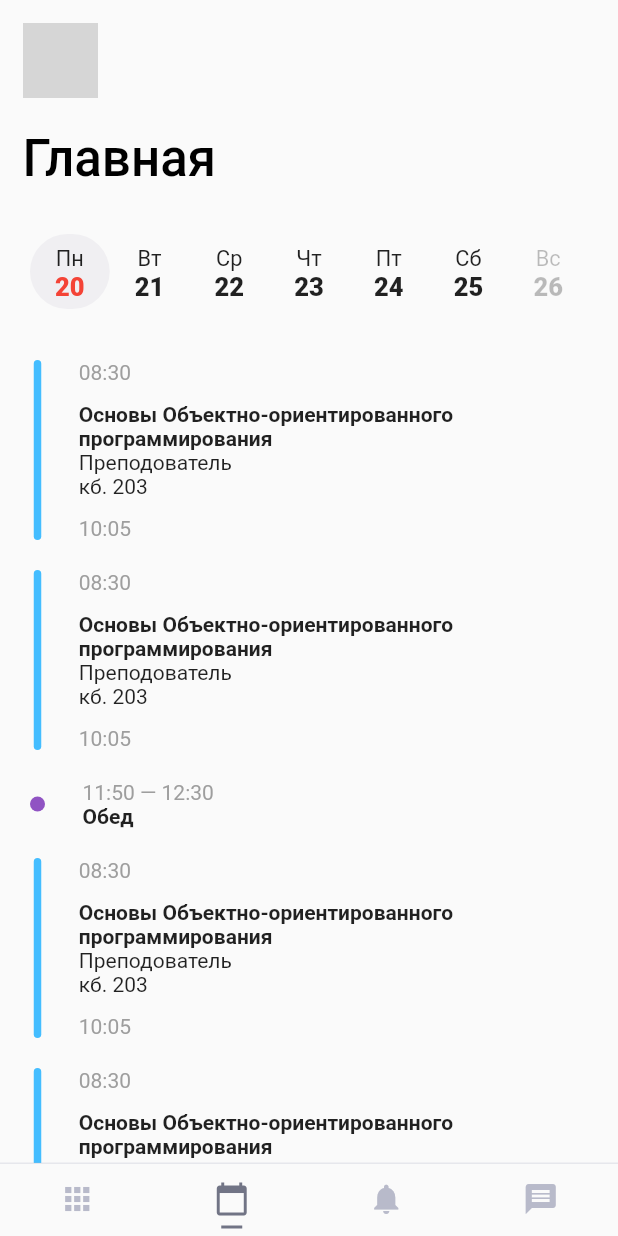
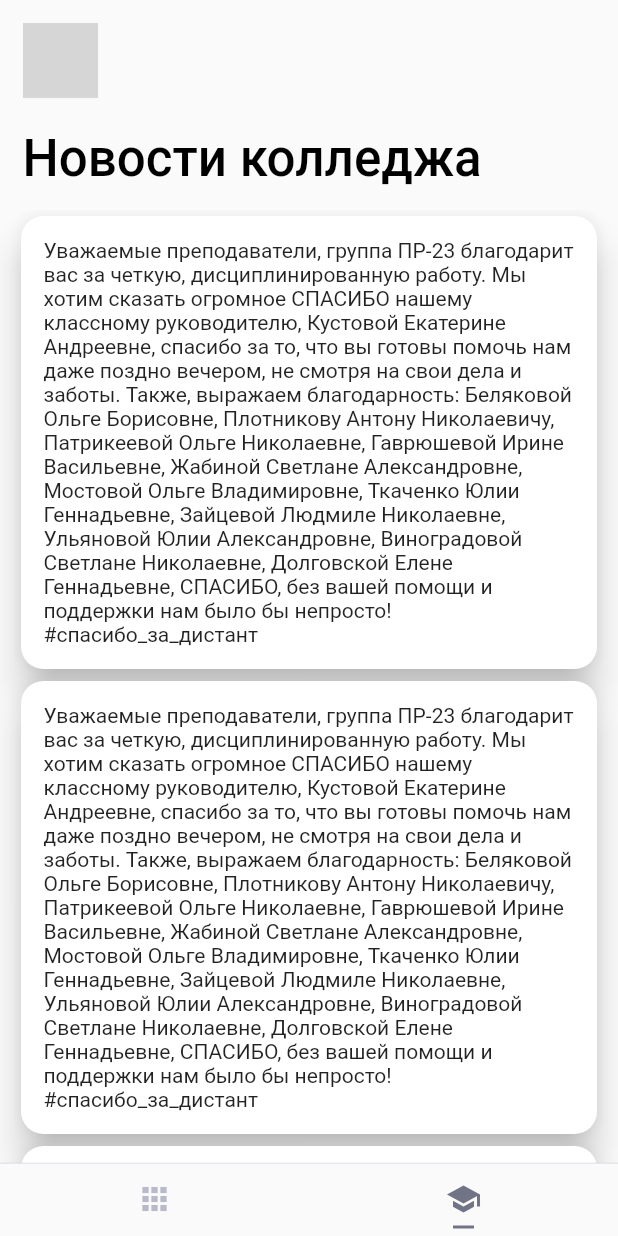
Before and after one commit to deissh/scheduleapp, a Flutter app: the _TabsMobile screen opened directly with empty values, tab 2 chosen, on a phone screen of 412 x 824 dp. Run offline on Flutter 3.47's test engine with Material 2 defaults, Android fonts, the phone set to English and light mode, and no system bars; our stand-ins replace dio, equatable, get_it, logger, provider_architecture, responsive_builder; network calls fail; grey boxes are pictures that could not be loaded.

Commit message:
feat: add simple news and new tabs

```diff
--- a/lib/core/services/navigator_service.dart
+++ b/lib/core/services/navigator_service.dart
@@ -36,7 +36,7 @@ class NavigatorService extends BaseService {
   }
 
   Widget guard(Widget widget) {
-    if (true) return new LoginView();
+    // if (true) return new LoginView();
     return widget;
   }
 }
--- /dev/null
+++ b/lib/views/news/news_mobile.dart
@@ -0,0 +1,34 @@
+part of news_view;
+
+class _NewsMobile extends StatelessWidget {
+  final NewsViewModel viewModel;
+
+  _NewsMobile(this.viewModel);
+
+  @override
+  Widget build(BuildContext context) {
+    return Scaffold(
+      appBar: CustomAppBar(
+        title: "Новости колледжа",
+      ),
+      body: ListView.builder(
+        itemCount: 10,
+        itemBuilder: (BuildContext contex, int index) {
+          return Container(
+            padding: EdgeInsets.symmetric(horizontal: 10),
+            child: Card(
+              shape: RoundedRectangleBorder(
+                borderRadius: BorderRadius.circular(15.0),
+              ),
+              elevation: 10,
+              child: Padding(
+                padding: EdgeInsets.all(15),
+                child: Text("Уважаемые преподаватели, группа ПР-23 благодарит вас за четкую, дисциплинированную работу. Мы хотим сказать огромное СПАСИБО нашему классному руководителю, Кустовой Екатерине Андреевне, спасибо за то, что вы готовы помочь нам даже поздно вечером, не смотря на свои дела и заботы. Также, выражаем благодарность: Беляковой Ольге Борисовне, Плотникову Антону Николаевичу, Патрикеевой Ольге Николаевне, Гаврюшевой Ирине Васильевне, Жабиной Светлане Александровне, Мостовой Ольге Владимировне, Ткаченко Юлии Геннадьевне, Зайцевой Людмиле Николаевне, Ульяновой Юлии Александровне, Виноградовой Светлане Николаевне, Долговской Елене Геннадьевне, СПАСИБО, без вашей помощи и поддержки нам было бы непросто! #спасибо_за_дистант"),
+              ),
+            ),
+          );
+        },
+      ),
+    );
+  }
+}
--- /dev/null
+++ b/lib/views/news/news_view.dart
@@ -0,0 +1,27 @@
+library news_view;
+
+import 'package:provider_architecture/provider_architecture.dart';
+import 'package:responsive_builder/responsive_builder.dart';
+import 'package:flutter/material.dart';
+import 'package:scheduleapp/widgets/app_bar.dart';
+import 'news_view_model.dart';
+
+part 'news_mobile.dart';
+
+class NewsView extends StatelessWidget {
+  @override
+  Widget build(BuildContext context) {
+    NewsViewModel viewModel = NewsViewModel();
+    return ViewModelProvider<NewsViewModel>.withConsumer(
+      viewModel: viewModel,
+      onModelReady: (viewModel) {
+        // Do something once your viewModel is initialized
+      },
+      builder: (context, viewModel, child) {
+        return ScreenTypeLayout(
+          mobile: _NewsMobile(viewModel),
+        );
+      }
+    );
+  }
+}
--- /dev/null
+++ b/lib/views/news/news_view_model.dart
@@ -0,0 +1,7 @@
+import 'package:scheduleapp/core/base/base_view_model.dart';
+
+class NewsViewModel extends BaseViewModel {
+  NewsViewModel();
+
+  // Add ViewModel specific code here
+}
--- a/lib/views/tabs/tabs_mobile.dart
+++ b/lib/views/tabs/tabs_mobile.dart
@@ -15,9 +15,9 @@ class _TabsMobile extends StatelessWidget {
           children: <Widget>[
 
             HomeView(),
-            HomeView(),
-            HomeView(),
-            HomeView(),
+            NewsView(),
+            // NotificationsView(),
+            // HomeView(),
 
           ],
         ),
--- a/lib/views/tabs/tabs_view.dart
+++ b/lib/views/tabs/tabs_view.dart
@@ -4,6 +4,8 @@ import 'package:provider_architecture/provider_architecture.dart';
 import 'package:responsive_builder/responsive_builder.dart';
 import 'package:flutter/material.dart';
 import 'package:scheduleapp/views/home/home_view.dart';
+import 'package:scheduleapp/views/news/news_view.dart';
+import 'package:scheduleapp/views/notifications/notifications_view.dart';
 import 'tabs_view_model.dart';
 
 part 'tabs_mobile.dart';
--- a/lib/views/tabs/tabs_view_model.dart
+++ b/lib/views/tabs/tabs_view_model.dart
@@ -5,9 +5,9 @@ import 'package:scheduleapp/core/base/base_view_model.dart';
 class TabsViewModel extends BaseViewModel {
   List<dynamic> tabs = [
     Icons.apps,
-    Icons.calendar_today,
-    Icons.notifications,
-    Icons.message,
+    Icons.school,
+    // Icons.notifications,
+    // Icons.portrait,
   ];
 
   TabsViewModel();
--- a/lib/widgets/app_bar.dart
+++ b/lib/widgets/app_bar.dart
@@ -5,10 +5,29 @@ class CustomAppBar extends StatelessWidget implements PreferredSizeWidget {
   String title = "";
   double height = 140.0;
 
-  CustomAppBar({ Key key, this.title}) : super(key: key);
+  CustomAppBar({ Key key, this.title}) {
+    if (title == null) height = 80;
+  }
 
   @override
   Size get preferredSize => Size.fromHeight(this.height);
+
+  Widget getTitle(BuildContext context) {
+    return this.title != null ? Row(
+      children: <Widget>[
+        Text(
+          this.title,
+          style: Theme.of(context)
+            .textTheme
+            .display1
+            .apply(
+              color: Colors.black,
+              fontWeightDelta: 1,
+            )
+        )
+      ],
+    ) : Row();
+  }
 
   @override
   Widget build(BuildContext context) {
@@ -31,20 +50,7 @@ class CustomAppBar extends StatelessWidget implements PreferredSizeWidget {
 
             Spacer(),
 
-            Row(
-              children: <Widget>[
-                Text(
-                  this.title,
-                  style: Theme.of(context)
-                      .textTheme
-                      .display1
-                      .apply(
-                        color: Colors.black,
-                        fontWeightDelta: 1,
-                      )
-                )
-              ],
-            ),
+            getTitle(context),
           ],
         ),
       ),
```
Also changed, not shown: lib/views/notifications/notifications_mobile.dart (added, +14 -0 lines), lib/views/notifications/notifications_view.dart (added, +26 -0 lines), lib/views/notifications/notifications_view_model.dart (added, +7 -0 lines).
